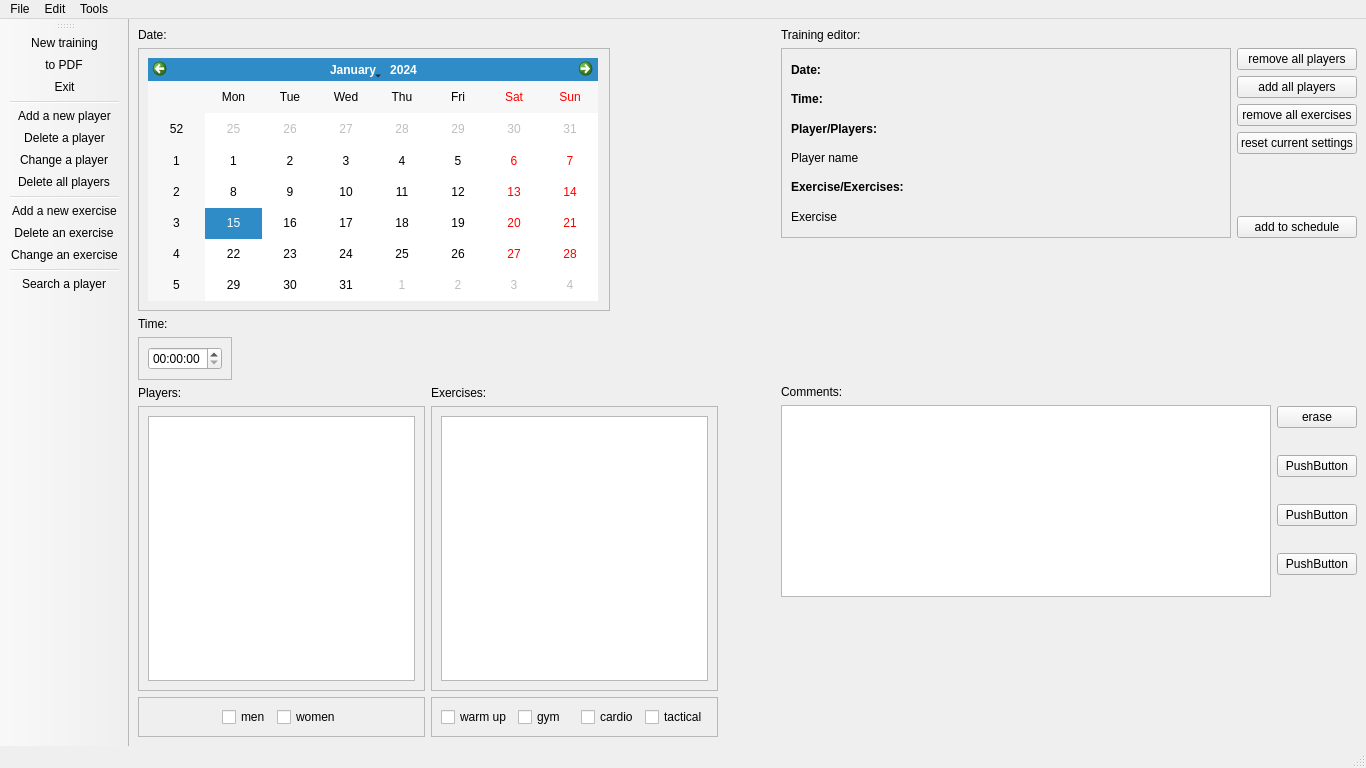
Above: BVB_Manager/bvb_manager.ui from Sautenko-Andrey/BVB_Manager before the change. Below: the same form after it.
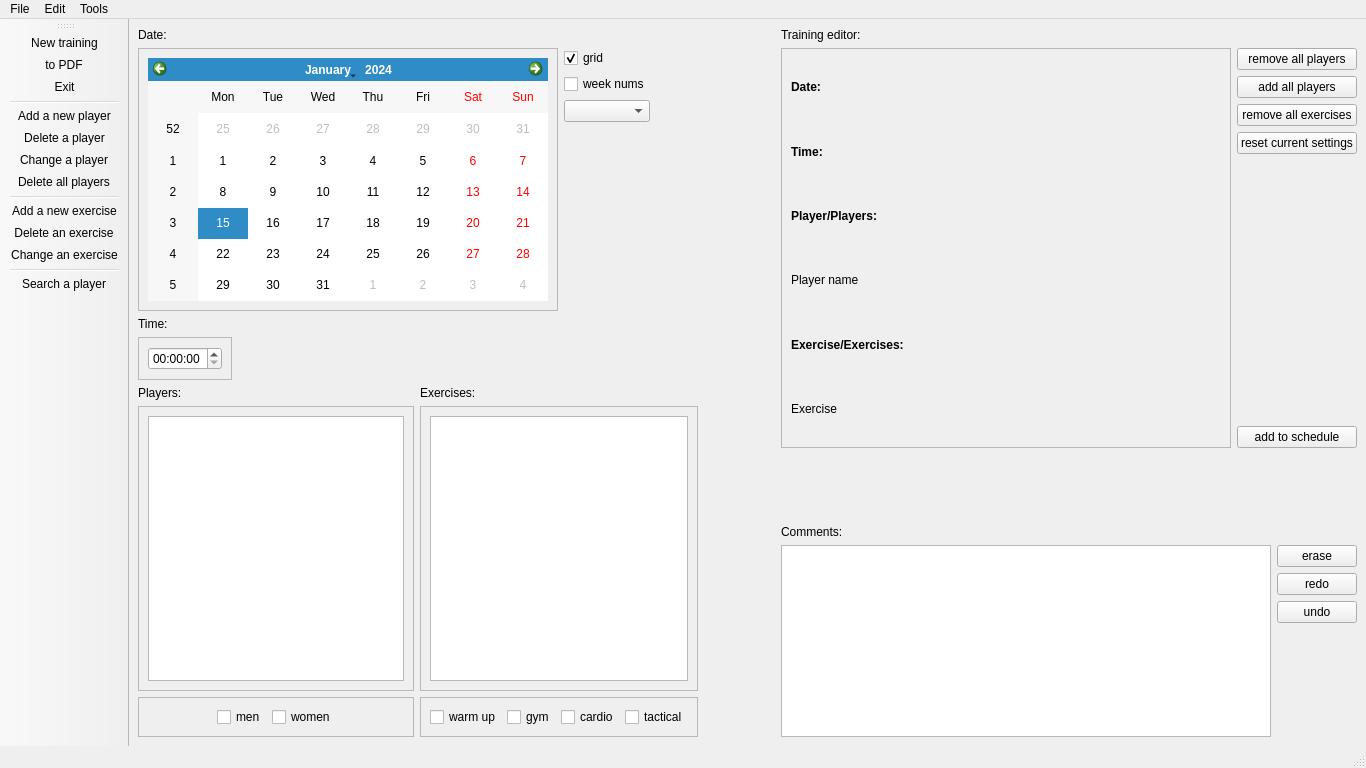
That is the form after the change. Icons and pictures are not drawn.

Commit message: added a supporting tools for main widgets. Have to get rid of bug with sets and reps tool

Patch:
```diff
--- a/BVB_Manager/bvb_manager.ui
+++ b/BVB_Manager/bvb_manager.ui
@@ -14,18 +14,18 @@
    <string>BVB_Manager</string>
   </property>
   <widget class="QWidget" name="centralwidget">
+   <layout class="QHBoxLayout" name="horizontalLayout_11">
+    <item>
    <layout class="QHBoxLayout" name="horizontalLayout_10">
     <item>
+       <layout class="QVBoxLayout" name="verticalLayout_19">
+        <item>
      <layout class="QHBoxLayout" name="horizontalLayout_4">
       <item>
        <layout class="QVBoxLayout" name="verticalLayout_16">
         <item>
-         <layout class="QHBoxLayout" name="horizontalLayout_3">
-          <item>
            <layout class="QVBoxLayout" name="verticalLayout_15">
             <item>
-             <layout class="QVBoxLayout" name="verticalLayout_4">
-              <item>
                <widget class="QLabel" name="label">
                 <property name="text">
                  <string>Date:</string>
@@ -33,10 +33,12 @@
                </widget>
               </item>
               <item>
+               <layout class="QHBoxLayout" name="horizontalLayout_3">
+                <item>
                <widget class="QFrame" name="frame_2">
                 <property name="maximumSize">
                  <size>
-                  <width>475</width>
+                    <width>550</width>
                   <height>450</height>
                  </size>
                 </property>
@@ -49,9 +51,15 @@
                 <layout class="QVBoxLayout" name="verticalLayout_3">
                  <item>
                   <widget class="QCalendarWidget" name="calendarWidget">
+                     <property name="minimumSize">
+                      <size>
+                       <width>400</width>
+                       <height>0</height>
+                      </size>
+                     </property>
                    <property name="maximumSize">
                     <size>
-                     <width>450</width>
+                       <width>500</width>
                      <height>301</height>
                     </size>
                    </property>
@@ -60,6 +68,45 @@
                 </layout>
                </widget>
               </item>
+                <item>
+                 <layout class="QVBoxLayout" name="verticalLayout_4">
+                  <item>
+                   <widget class="QCheckBox" name="gridCheckBox">
+                    <property name="text">
+                     <string>grid</string>
+                    </property>
+                    <property name="checked">
+                     <bool>true</bool>
+                    </property>
+                   </widget>
+                  </item>
+                  <item>
+                   <widget class="QCheckBox" name="weekNumsCheckBox">
+                    <property name="text">
+                     <string>week nums</string>
+                    </property>
+                   </widget>
+                  </item>
+                  <item>
+                   <widget class="QComboBox" name="langComboBox"/>
+                  </item>
+                  <item>
+                   <spacer name="verticalSpacer_4">
+                    <property name="orientation">
+                     <enum>Qt::Vertical</enum>
+                    </property>
+                    <property name="sizeHint" stdset="0">
+                     <size>
+                      <width>20</width>
+                      <height>88</height>
+                     </size>
+                    </property>
+                   </spacer>
+                  </item>
+                 </layout>
+                </item>
+               </layout>
+              </item>
              </layout>
             </item>
             <item>
@@ -114,7 +161,7 @@
             </property>
             <property name="sizeHint" stdset="0">
              <size>
-              <width>108</width>
+              <width>13</width>
               <height>20</height>
              </size>
             </property>
@@ -299,7 +346,7 @@
         </property>
         <property name="sizeHint" stdset="0">
          <size>
-          <width>18</width>
+          <width>38</width>
           <height>20</height>
          </size>
         </property>
@@ -323,7 +370,7 @@
               <property name="minimumSize">
                <size>
                 <width>450</width>
-                <height>190</height>
+                <height>400</height>
                </size>
               </property>
               <property name="widgetResizable">
@@ -335,11 +382,9 @@
                  <x>0</x>
                  <y>0</y>
                  <width>448</width>
-                 <height>188</height>
+                 <height>398</height>
                 </rect>
                </property>
-               <layout class="QVBoxLayout" name="verticalLayout_18">
-                <item>
                  <layout class="QVBoxLayout" name="verticalLayout_17">
                   <item>
                    <widget class="QLabel" name="dateSelectedLabel">
@@ -440,8 +485,6 @@
                    </widget>
                   </item>
                  </layout>
-                </item>
-               </layout>
               </widget>
              </widget>
             </item>
@@ -519,9 +562,7 @@
          </spacer>
         </item>
         <item>
-         <layout class="QHBoxLayout" name="horizontalLayout_2">
-          <item>
-           <layout class="QVBoxLayout" name="verticalLayout_6">
+         <layout class="QVBoxLayout" name="verticalLayout_10">
             <item>
              <widget class="QLabel" name="label_4">
               <property name="text">
@@ -530,6 +571,8 @@
              </widget>
             </item>
             <item>
+           <layout class="QHBoxLayout" name="horizontalLayout_2">
+            <item>
              <widget class="QTextEdit" name="NotesTextEdit">
               <property name="minimumSize">
                <size>
@@ -539,41 +582,58 @@
               </property>
              </widget>
             </item>
-           </layout>
-          </item>
           <item>
-           <layout class="QVBoxLayout" name="verticalLayout_10">
+             <layout class="QVBoxLayout" name="verticalLayout_6">
             <item>
-             <widget class="QPushButton" name="pushButton">
+               <widget class="QPushButton" name="eraseButton">
               <property name="text">
                <string>erase</string>
               </property>
-             </widget>
-            </item>
-            <item>
-             <widget class="QPushButton" name="pushButton_2">
-              <property name="text">
-               <string>PushButton</string>
-              </property>
+                <property name="icon">
+                 <iconset resource="res.qrc">
+                  <normaloff>:/images/clear_all.png</normaloff>:/images/clear_all.png</iconset>
+                </property>
+                <property name="iconSize">
+                 <size>
+                  <width>18</width>
+                  <height>18</height>
+                 </size>
+                </property>
              </widget>
             </item>
             <item>
-             <widget class="QPushButton" name="pushButton_3">
+               <widget class="QPushButton" name="redoButton">
               <property name="text">
-               <string>PushButton</string>
-              </property>
+                 <string>redo</string>
+                </property>
+                <property name="icon">
+                 <iconset resource="res.qrc">
+                  <normaloff>:/images/forward.png</normaloff>:/images/forward.png</iconset>
+                </property>
+                <property name="iconSize">
+                 <size>
+                  <width>18</width>
+                  <height>18</height>
+                 </size>
+                </property>
              </widget>
             </item>
             <item>
-             <widget class="QPushButton" name="pushButton_4">
+               <widget class="QPushButton" name="undoButton">
               <property name="text">
-               <string>PushButton</string>
-              </property>
-             </widget>
-            </item>
-           </layout>
-          </item>
-         </layout>
+                 <string>undo</string>
+                </property>
+                <property name="icon">
+                 <iconset resource="res.qrc">
+                  <normaloff>:/images/back.png</normaloff>:/images/back.png</iconset>
+                </property>
+                <property name="iconSize">
+                 <size>
+                  <width>18</width>
+                  <height>18</height>
+                 </size>
+                </property>
+               </widget>
         </item>
         <item>
          <spacer name="verticalSpacer_2">
@@ -583,10 +643,16 @@
           <property name="sizeHint" stdset="0">
            <size>
             <width>20</width>
-            <height>48</height>
+                  <height>40</height>
            </size>
           </property>
          </spacer>
+              </item>
+             </layout>
+            </item>
+           </layout>
+          </item>
+         </layout>
         </item>
        </layout>
       </item>
```
Lines whose indentation alone changed are shown as unchanged. The commit also changes 4 other files.
